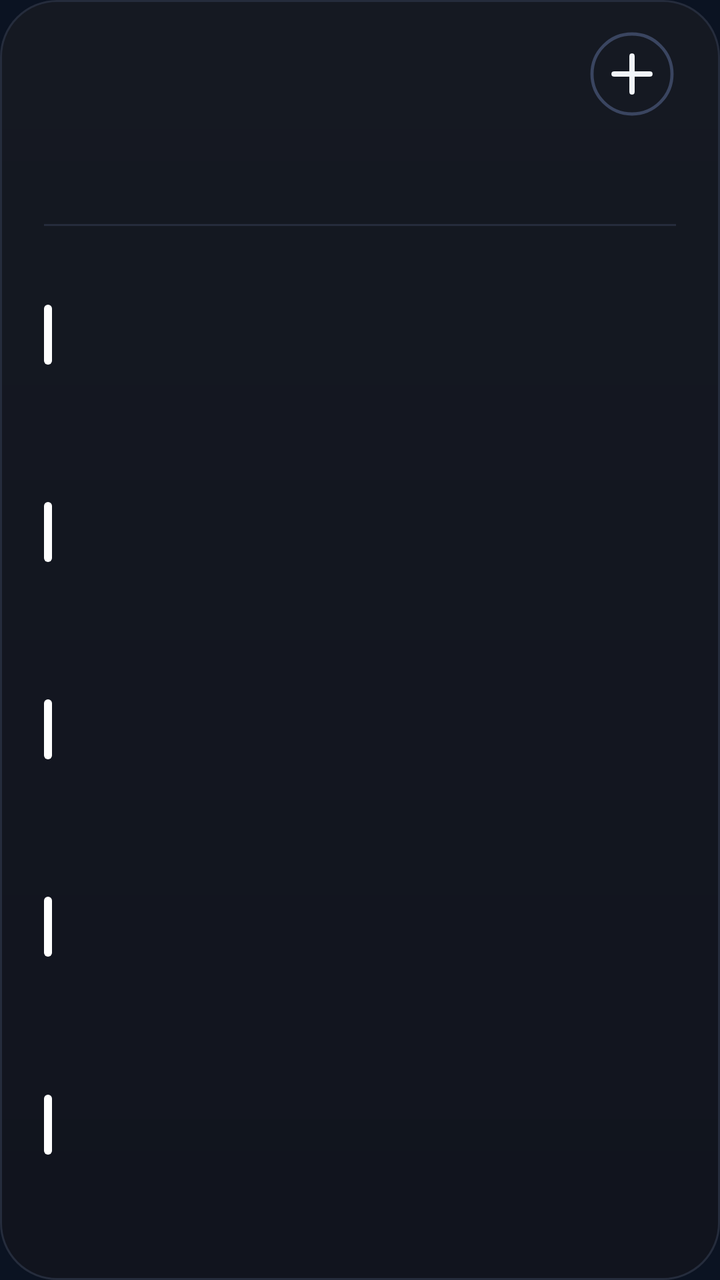
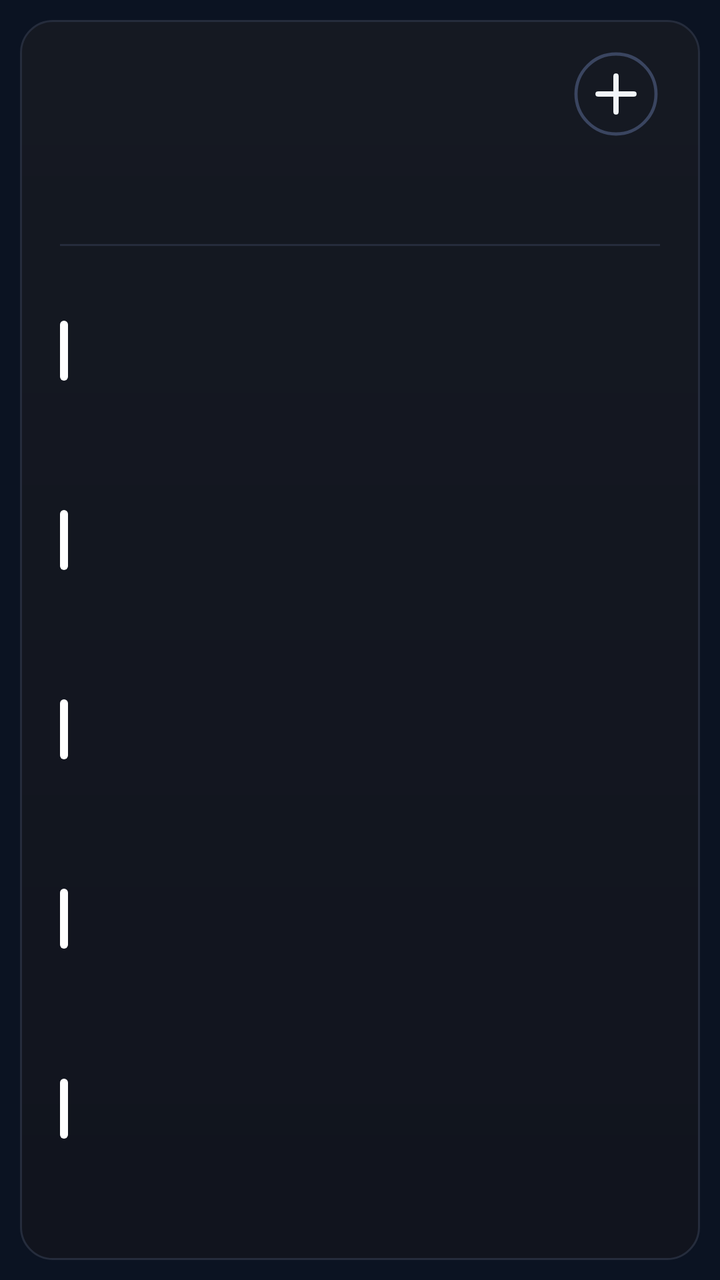

An Android layout rendered at two revisions. The XML below is the earlier revision; the diff shows what the commit changed to produce the second picture.
<!-- AndroidManifest.xml: application theme AppTheme -->
<!-- res/layout/cal_k5.xml -->
<?xml version="1.0" encoding="utf-8"?>
<FrameLayout xmlns:android="http://schemas.android.com/apk/res/android"
    android:id="@+id/root"
    android:layout_width="match_parent"
    android:layout_height="match_parent"
    android:padding="0dp">

    <LinearLayout
        android:id="@+id/panel"
        android:layout_width="match_parent"
        android:layout_height="match_parent"
        android:background="@drawable/cal_panel"
        android:orientation="vertical"
        android:paddingStart="22dp"
        android:paddingTop="13dp"
        android:paddingEnd="22dp"
        android:paddingBottom="14dp">

        
        <LinearLayout
            android:layout_width="match_parent"
            android:layout_height="48dp"
            android:gravity="center_vertical"
            android:orientation="horizontal">
        <ImageView
            android:id="@+id/cal_day"
            android:layout_width="wrap_content"
            android:layout_height="47dp"
            android:adjustViewBounds="true"
            android:scaleType="fitStart" />

            <LinearLayout
                android:layout_width="0dp"
                android:layout_height="wrap_content"
                android:layout_marginStart="12dp"
                android:layout_weight="1"
                android:orientation="vertical">
                <ImageView
                    android:id="@+id/cal_month"
                    android:layout_width="match_parent"
                    android:layout_height="23dp"
                    android:adjustViewBounds="true"
                    android:scaleType="fitStart" />
                <ImageView
                    android:id="@+id/cal_sub"
                    android:layout_width="match_parent"
                    android:layout_height="16dp"
                    android:adjustViewBounds="true"
                    android:layout_marginTop="2dp"
                    android:scaleType="fitStart" />
            </LinearLayout>

            <ImageView
                android:id="@+id/btn_add"
                android:layout_width="44dp"
                android:layout_height="44dp"
                android:contentDescription="New event"
                android:src="@drawable/ic_cal_add" />
        </LinearLayout>

        
        <LinearLayout
            android:layout_width="match_parent"
            android:layout_height="44dp"
            android:layout_marginTop="2dp"
            android:orientation="horizontal">
            <LinearLayout
                android:layout_width="0dp"
                android:layout_height="match_parent"
                android:layout_weight="1"
                android:gravity="center_horizontal"
                android:orientation="vertical">
                <ImageView
                    android:id="@+id/wk_label_0"
                    android:layout_width="wrap_content"
                    android:layout_height="14dp"
                    android:adjustViewBounds="true"
                    android:scaleType="fitCenter" />
                <ImageView
                    android:id="@+id/wk_num_0"
                    android:layout_width="26dp"
                    android:layout_height="26dp"
                    android:adjustViewBounds="true"
                    android:layout_marginTop="3dp"
                    android:scaleType="fitCenter" />
            </LinearLayout>
            <LinearLayout
                android:layout_width="0dp"
                android:layout_height="match_parent"
                android:layout_weight="1"
                android:gravity="center_horizontal"
                android:orientation="vertical">
                <ImageView
                    android:id="@+id/wk_label_1"
                    android:layout_width="wrap_content"
                    android:layout_height="14dp"
                    android:adjustViewBounds="true"
                    android:scaleType="fitCenter" />
                <ImageView
                    android:id="@+id/wk_num_1"
                    android:layout_width="26dp"
                    android:layout_height="26dp"
                    android:adjustViewBounds="true"
                    android:layout_marginTop="3dp"
                    android:scaleType="fitCenter" />
            </LinearLayout>
            <LinearLayout
                android:layout_width="0dp"
                android:layout_height="match_parent"
                android:layout_weight="1"
                android:gravity="center_horizontal"
                android:orientation="vertical">
                <ImageView
                    android:id="@+id/wk_label_2"
                    android:layout_width="wrap_content"
                    android:layout_height="14dp"
                    android:adjustViewBounds="true"
                    android:scaleType="fitCenter" />
                <ImageView
                    android:id="@+id/wk_num_2"
                    android:layout_width="26dp"
                    android:layout_height="26dp"
                    android:adjustViewBounds="true"
                    android:layout_marginTop="3dp"
                    android:scaleType="fitCenter" />
            </LinearLayout>
            <LinearLayout
                android:layout_width="0dp"
                android:layout_height="match_parent"
                android:layout_weight="1"
                android:gravity="center_horizontal"
                android:orientation="vertical">
                <ImageView
                    android:id="@+id/wk_label_3"
                    android:layout_width="wrap_content"
                    android:layout_height="14dp"
                    android:adjustViewBounds="true"
                    android:scaleType="fitCenter" />
                <ImageView
                    android:id="@+id/wk_num_3"
                    android:layout_width="26dp"
                    android:layout_height="26dp"
                    android:adjustViewBounds="true"
                    android:layout_marginTop="3dp"
                    android:scaleType="fitCenter" />
            </LinearLayout>
            <LinearLayout
                android:layout_width="0dp"
                android:layout_height="match_parent"
                android:layout_weight="1"
                android:gravity="center_horizontal"
                android:orientation="vertical">
                <ImageView
                    android:id="@+id/wk_label_4"
                    android:layout_width="wrap_content"
                    android:layout_height="14dp"
                    android:adjustViewBounds="true"
                    android:scaleType="fitCenter" />
                <ImageView
                    android:id="@+id/wk_num_4"
                    android:layout_width="26dp"
                    android:layout_height="26dp"
                    android:adjustViewBounds="true"
                    android:layout_marginTop="3dp"
                    android:scaleType="fitCenter" />
            </LinearLayout>
            <LinearLayout
                android:layout_width="0dp"
                android:layout_height="match_parent"
                android:layout_weight="1"
                android:gravity="center_horizontal"
                android:orientation="vertical">
                <ImageView
                    android:id="@+id/wk_label_5"
                    android:layout_width="wrap_content"
                    android:layout_height="14dp"
                    android:adjustViewBounds="true"
                    android:scaleType="fitCenter" />
                <ImageView
                    android:id="@+id/wk_num_5"
                    android:layout_width="26dp"
                    android:layout_height="26dp"
                    android:adjustViewBounds="true"
                    android:layout_marginTop="3dp"
                    android:scaleType="fitCenter" />
            </LinearLayout>
            <LinearLayout
                android:layout_width="0dp"
                android:layout_height="match_parent"
                android:layout_weight="1"
                android:gravity="center_horizontal"
                android:orientation="vertical">
                <ImageView
                    android:id="@+id/wk_label_6"
                    android:layout_width="wrap_content"
                    android:layout_height="14dp"
                    android:adjustViewBounds="true"
                    android:scaleType="fitCenter" />
                <ImageView
                    android:id="@+id/wk_num_6"
                    android:layout_width="26dp"
                    android:layout_height="26dp"
                    android:adjustViewBounds="true"
                    android:layout_marginTop="3dp"
                    android:scaleType="fitCenter" />
            </LinearLayout>
        </LinearLayout>

        <ImageView
            android:layout_width="match_parent"
            android:layout_height="1dp"
            android:layout_marginTop="5dp"
            android:layout_marginBottom="5dp"
            android:scaleType="fitXY"
            android:src="@drawable/cal_divider" />

        
        <LinearLayout
            android:layout_width="match_parent"
            android:layout_height="0dp"
            android:layout_weight="1"
            android:orientation="vertical">
        <LinearLayout
            android:id="@+id/cal_row_0"
            android:layout_width="match_parent"
            android:layout_height="0dp"
            android:layout_weight="1"
            android:gravity="center_vertical"
            android:orientation="horizontal">

            <ImageView
                android:id="@+id/cal_bar_0"
                android:layout_width="4dp"
                android:layout_height="30dp"
                android:layout_marginEnd="11dp"
                android:scaleType="fitXY"
                android:src="@drawable/cal_bar" />

            <LinearLayout
                android:layout_width="0dp"
                android:layout_height="wrap_content"
                android:layout_weight="1"
                android:orientation="vertical">

                <LinearLayout
                    android:layout_width="match_parent"
                    android:layout_height="wrap_content"
                    android:orientation="horizontal">
                    <ImageView
                        android:id="@+id/cal_time_0"
                        android:layout_width="wrap_content"
                        android:layout_height="16dp"
                        android:adjustViewBounds="true"
                        android:scaleType="fitStart" />
                    <ImageView
                        android:id="@+id/cal_hint_0"
                        android:layout_width="wrap_content"
                        android:layout_height="16dp"
                        android:adjustViewBounds="true"
                        android:layout_marginStart="9dp"
                        android:scaleType="fitStart" />
                </LinearLayout>
                <ImageView
                    android:id="@+id/cal_title_0"
                    android:layout_width="match_parent"
                    android:layout_height="22dp"
                    android:adjustViewBounds="true"
                    android:layout_marginTop="1dp"
                    android:scaleType="fitStart" />
            </LinearLayout>
        </LinearLayout>
        <LinearLayout
            android:id="@+id/cal_row_1"
            android:layout_width="match_parent"
            android:layout_height="0dp"
            android:layout_weight="1"
            android:gravity="center_vertical"
            android:orientation="horizontal">

            <ImageView
                android:id="@+id/cal_bar_1"
                android:layout_width="4dp"
                android:layout_height="30dp"
                android:layout_marginEnd="11dp"
                android:scaleType="fitXY"
                android:src="@drawable/cal_bar" />

            <LinearLayout
                android:layout_width="0dp"
                android:layout_height="wrap_content"
                android:layout_weight="1"
                android:orientation="vertical">

                <LinearLayout
                    android:layout_width="match_parent"
                    android:layout_height="wrap_content"
                    android:orientation="horizontal">
                    <ImageView
                        android:id="@+id/cal_time_1"
                        android:layout_width="wrap_content"
                        android:layout_height="16dp"
                        android:adjustViewBounds="true"
                        android:scaleType="fitStart" />
                    <ImageView
                        android:id="@+id/cal_hint_1"
                        android:layout_width="wrap_content"
                        android:layout_height="16dp"
                        android:adjustViewBounds="true"
                        android:layout_marginStart="9dp"
                        android:scaleType="fitStart" />
                </LinearLayout>
                <ImageView
                    android:id="@+id/cal_title_1"
                    android:layout_width="match_parent"
                    android:layout_height="22dp"
                    android:adjustViewBounds="true"
                    android:layout_marginTop="1dp"
                    android:scaleType="fitStart" />
            </LinearLayout>
        </LinearLayout>
        <LinearLayout
            android:id="@+id/cal_row_2"
            android:layout_width="match_parent"
            android:layout_height="0dp"
            android:layout_weight="1"
            android:gravity="center_vertical"
            android:orientation="horizontal">

            <ImageView
                android:id="@+id/cal_bar_2"
                android:layout_width="4dp"
                android:layout_height="30dp"
                android:layout_marginEnd="11dp"
                android:scaleType="fitXY"
                android:src="@drawable/cal_bar" />

            <LinearLayout
                android:layout_width="0dp"
                android:layout_height="wrap_content"
                android:layout_weight="1"
                android:orientation="vertical">

                <LinearLayout
                    android:layout_width="match_parent"
                    android:layout_height="wrap_content"
                    android:orientation="horizontal">
                    <ImageView
                        android:id="@+id/cal_time_2"
                        android:layout_width="wrap_content"
                        android:layout_height="16dp"
                        android:adjustViewBounds="true"
                        android:scaleType="fitStart" />
                    <ImageView
                        android:id="@+id/cal_hint_2"
                        android:layout_width="wrap_content"
                        android:layout_height="16dp"
                        android:adjustViewBounds="true"
                        android:layout_marginStart="9dp"
                        android:scaleType="fitStart" />
                </LinearLayout>
                <ImageView
                    android:id="@+id/cal_title_2"
                    android:layout_width="match_parent"
                    android:layout_height="22dp"
                    android:adjustViewBounds="true"
                    android:layout_marginTop="1dp"
                    android:scaleType="fitStart" />
            </LinearLayout>
        </LinearLayout>
        <LinearLayout
            android:id="@+id/cal_row_3"
            android:layout_width="match_parent"
            android:layout_height="0dp"
            android:layout_weight="1"
            android:gravity="center_vertical"
            android:orientation="horizontal">

            <ImageView
                android:id="@+id/cal_bar_3"
                android:layout_width="4dp"
                android:layout_height="30dp"
                android:layout_marginEnd="11dp"
                android:scaleType="fitXY"
                android:src="@drawable/cal_bar" />

            <LinearLayout
                android:layout_width="0dp"
                android:layout_height="wrap_content"
                android:layout_weight="1"
                android:orientation="vertical">

                <LinearLayout
                    android:layout_width="match_parent"
                    android:layout_height="wrap_content"
                    android:orientation="horizontal">
                    <ImageView
                        android:id="@+id/cal_time_3"
                        android:layout_width="wrap_content"
                        android:layout_height="16dp"
                        android:adjustViewBounds="true"
                        android:scaleType="fitStart" />
                    <ImageView
                        android:id="@+id/cal_hint_3"
                        android:layout_width="wrap_content"
                        android:layout_height="16dp"
                        android:adjustViewBounds="true"
                        android:layout_marginStart="9dp"
                        android:scaleType="fitStart" />
                </LinearLayout>
                <ImageView
                    android:id="@+id/cal_title_3"
                    android:layout_width="match_parent"
                    android:layout_height="22dp"
                    android:adjustViewBounds="true"
                    android:layout_marginTop="1dp"
                    android:scaleType="fitStart" />
            </LinearLayout>
        </LinearLayout>
        <LinearLayout
            android:id="@+id/cal_row_4"
            android:layout_width="match_parent"
            android:layout_height="0dp"
            android:layout_weight="1"
            android:gravity="center_vertical"
            android:orientation="horizontal">

            <ImageView
                android:id="@+id/cal_bar_4"
                android:layout_width="4dp"
                android:layout_height="30dp"
                android:layout_marginEnd="11dp"
                android:scaleType="fitXY"
                android:src="@drawable/cal_bar" />

            <LinearLayout
                android:layout_width="0dp"
                android:layout_height="wrap_content"
                android:layout_weight="1"
                android:orientation="vertical">

                <LinearLayout
                    android:layout_width="match_parent"
                    android:layout_height="wrap_content"
                    android:orientation="horizontal">
                    <ImageView
                        android:id="@+id/cal_time_4"
                        android:layout_width="wrap_content"
                        android:layout_height="16dp"
                        android:adjustViewBounds="true"
                        android:scaleType="fitStart" />
                    <ImageView
                        android:id="@+id/cal_hint_4"
                        android:layout_width="wrap_content"
                        android:layout_height="16dp"
                        android:adjustViewBounds="true"
                        android:layout_marginStart="9dp"
                        android:scaleType="fitStart" />
                </LinearLayout>
                <ImageView
                    android:id="@+id/cal_title_4"
                    android:layout_width="match_parent"
                    android:layout_height="22dp"
                    android:adjustViewBounds="true"
                    android:layout_marginTop="1dp"
                    android:scaleType="fitStart" />
            </LinearLayout>
        </LinearLayout>
        </LinearLayout>
        <ImageView
            android:id="@+id/cal_more"
            android:layout_width="match_parent"
            android:layout_height="14dp"
            android:adjustViewBounds="true"
            android:scaleType="fitEnd" />
    </LinearLayout>
</FrameLayout>
<!-- resources referenced by this layout -->
<resources>
  <!-- drawable cal_bar (drawable) -->
  <?xml version="1.0" encoding="utf-8"?>
  <shape xmlns:android="http://schemas.android.com/apk/res/android" android:shape="rectangle">
      <solid android:color="#FFFFFFFF" />
      <corners android:radius="2dp" />
  </shape>
  <!-- drawable cal_divider (drawable) -->
  <?xml version="1.0" encoding="utf-8"?>
  <shape xmlns:android="http://schemas.android.com/apk/res/android" android:shape="rectangle">
      <solid android:color="#FF252C3C" />
  </shape>
  <!-- drawable cal_panel (drawable) -->
  <?xml version="1.0" encoding="utf-8"?>
  <shape xmlns:android="http://schemas.android.com/apk/res/android" android:shape="rectangle">
      <gradient android:angle="270" android:startColor="#FF151922" android:endColor="#FF11141E" />
      <stroke android:width="1dp" android:color="#FF252C3C" />
      <corners android:radius="@dimen/widget_radius" />
  </shape>
  <!-- drawable ic_cal_add (drawable) -->
  <?xml version="1.0" encoding="utf-8"?>
  <vector xmlns:android="http://schemas.android.com/apk/res/android"
      android:width="44dp"
      android:height="44dp"
      android:viewportWidth="44"
      android:viewportHeight="44">
      <path
          android:pathData="M22,22m-20,0a20,20 0,1 1,40 0a20,20 0,1 1,-40 0"
          android:strokeColor="#FF3A4560"
          android:strokeWidth="1.6" />
      <path
          android:pathData="M13,22L31,22M22,13L22,31"
          android:strokeColor="#FFF1F5F9"
          android:strokeLineCap="round"
          android:strokeWidth="2.6" />
  </vector>
  <style name="AppTheme" parent="@android:style/Theme.DeviceDefault.NoActionBar">
          <item name="android:colorAccent">#DF8B35</item>
          <item name="android:colorControlActivated">#DF8B35</item>
          <item name="android:windowBackground">#0B1322</item>
          <item name="android:statusBarColor">#0E111A</item>
          <item name="android:navigationBarColor">#0B1322</item>
          <item name="android:textColorHint">#718096</item>
      </style>
  <dimen name="widget_radius">20dp</dimen>
</resources>

<!-- the commit's change to res/layout/cal_k5.xml (unified diff, before → after) -->
@@ -3,7 +3,7 @@
     android:id="@+id/root"
     android:layout_width="match_parent"
     android:layout_height="match_parent"
-    android:padding="0dp">
+    android:padding="10dp">
 
     <LinearLayout
         android:id="@+id/panel"
@@ -11,9 +11,9 @@
         android:layout_height="match_parent"
         android:background="@drawable/cal_panel"
         android:orientation="vertical"
-        android:paddingStart="22dp"
+        android:paddingStart="20dp"
         android:paddingTop="13dp"
-        android:paddingEnd="22dp"
+        android:paddingEnd="20dp"
         android:paddingBottom="14dp">
 
         
<!-- resource entries referenced after the edit -->
@@ -43,6 +43,6 @@
           <item name="android:navigationBarColor">#0B1322</item>
           <item name="android:textColorHint">#718096</item>
       </style>
-  <dimen name="widget_radius">20dp</dimen>
+  <dimen name="widget_radius">16dp</dimen>
 </resources>
 
